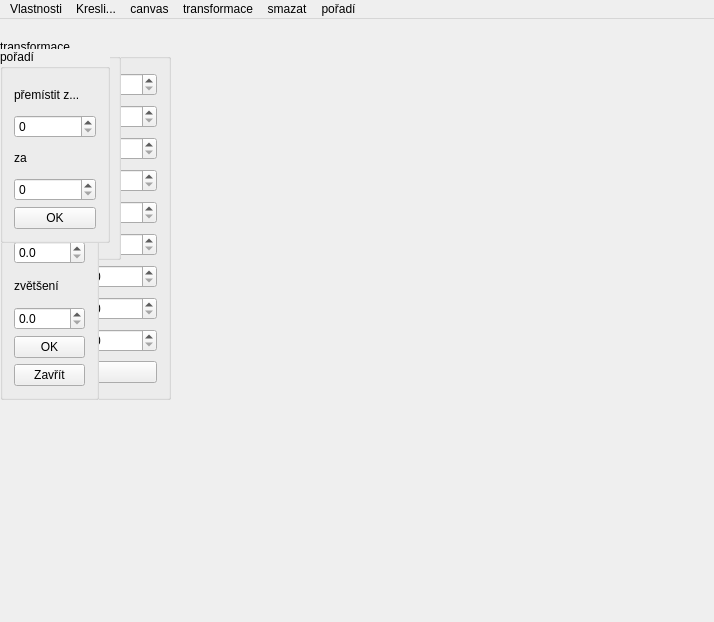
Before: the Qt Designer form examples/qt/mainwindow.ui in karelbilek/canvas, drawn with Qt 5.
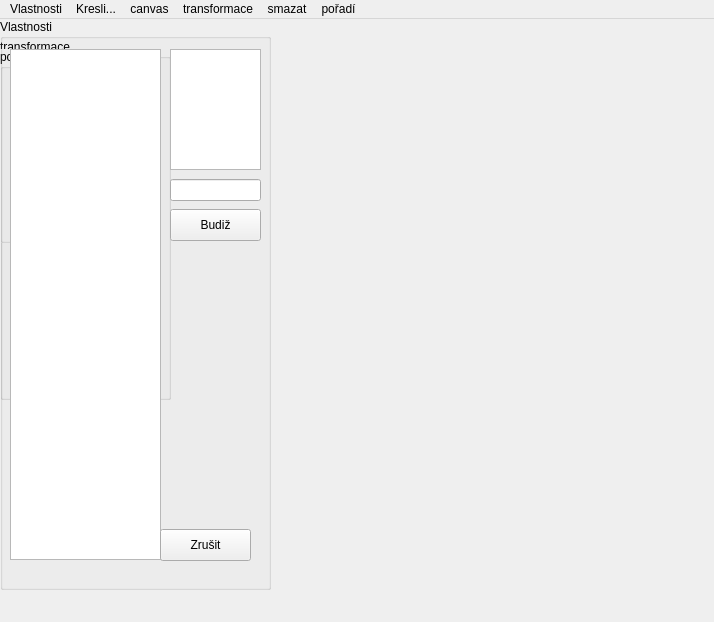
After: the same form once the commit is applied.

What changed in the file:
```diff
--- a/examples/qt/mainwindow.ui
+++ b/examples/qt/mainwindow.ui
@@ -410,6 +410,75 @@
      </item>
     </layout>
    </widget>
+   <widget class="QGroupBox" name="shapes_vlastnosti">
+    <property name="geometry">
+     <rect>
+      <x>0</x>
+      <y>0</y>
+      <width>271</width>
+      <height>571</height>
+     </rect>
+    </property>
+    <property name="title">
+     <string>Vlastnosti</string>
+    </property>
+    <widget class="QListWidget" name="shapes">
+     <property name="geometry">
+      <rect>
+       <x>10</x>
+       <y>30</y>
+       <width>151</width>
+       <height>511</height>
+      </rect>
+     </property>
+    </widget>
+    <widget class="QListWidget" name="properties">
+     <property name="geometry">
+      <rect>
+       <x>170</x>
+       <y>30</y>
+       <width>91</width>
+       <height>121</height>
+      </rect>
+     </property>
+    </widget>
+    <widget class="QLineEdit" name="value">
+     <property name="geometry">
+      <rect>
+       <x>170</x>
+       <y>160</y>
+       <width>91</width>
+       <height>22</height>
+      </rect>
+     </property>
+    </widget>
+    <widget class="QPushButton" name="pushButton_6">
+     <property name="geometry">
+      <rect>
+       <x>170</x>
+       <y>190</y>
+       <width>91</width>
+       <height>32</height>
+      </rect>
+     </property>
+     <property name="text">
+      <string>Budiž</string>
+     </property>
+    </widget>
+    <widget class="QPushButton" name="pushButton_7">
+     <property name="geometry">
+      <rect>
+       <x>160</x>
+       <y>510</y>
+       <width>91</width>
+       <height>32</height>
+      </rect>
+     </property>
+     <property name="text">
+      <string>Zrušit</string>
+     </property>
+    </widget>
+   </widget>
   </widget>
   <widget class="QMenuBar" name="menuBar">
    <property name="geometry">
```
Left out of the diff: 8 changed lines with no effect on the pictures.
